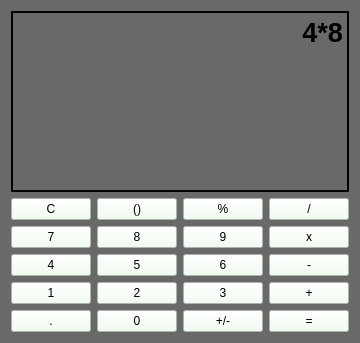
Qt form awesome_calculator_layout.ui (southernhacker56/AwesomeCalculator) before a commit.
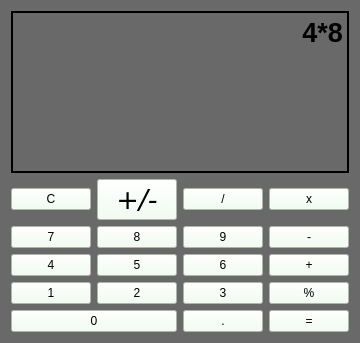
The same form after that commit.

Commit message: Refactoring contants,methods, and variables, update ui again, and add functionality to display numerical text in the textbox screen.

```diff
--- a/awesome_calculator_layout.ui
+++ b/awesome_calculator_layout.ui
@@ -71,49 +71,7 @@
        <property name="topMargin">
         <number>0</number>
        </property>
-       <item row="2" column="3">
-        <widget class="QPushButton" name="multiplicationButton">
-         <property name="baseSize">
-          <size>
-           <width>0</width>
-           <height>0</height>
-          </size>
-         </property>
-         <property name="focusPolicy">
-          <enum>Qt::StrongFocus</enum>
-         </property>
-         <property name="styleSheet">
-          <string notr="true">background-color: #F0FFF0;
-font: 75 oblique 20pt &quot;DejaVu Sans&quot;;</string>
-         </property>
-         <property name="text">
-          <string>x</string>
-         </property>
-        </widget>
-       </item>
-       <item row="3" column="3">
-        <widget class="QPushButton" name="substractButton">
-         <property name="styleSheet">
-          <string notr="true">background-color: #F0FFF0;;
-font: 75 oblique 20pt &quot;DejaVu Sans&quot;;</string>
-         </property>
-         <property name="text">
-          <string>-</string>
-         </property>
-        </widget>
-       </item>
-       <item row="1" column="3">
-        <widget class="QPushButton" name="divisonButton">
-         <property name="styleSheet">
-          <string notr="true">background-color: #F0FFF0;
-font: 75 oblique 20pt &quot;DejaVu Sans&quot;;</string>
-         </property>
-         <property name="text">
-          <string>/</string>
-         </property>
-        </widget>
-       </item>
-       <item row="2" column="2">
+       <item row="3" column="4">
         <widget class="QPushButton" name="number9Button">
          <property name="styleSheet">
           <string notr="true">background-color: #F0FFF0;
@@ -124,7 +82,33 @@
          </property>
         </widget>
        </item>
-       <item row="3" column="2">
+       <item row="6" column="4">
+        <widget class="QPushButton" name="pushButton_11">
+         <property name="styleSheet">
+          <string notr="true">background-color: #F0FFF0;;
+font: 75 oblique 20pt &quot;DejaVu Sans&quot;;</string>
+         </property>
+         <property name="text">
+          <string>.</string>
+         </property>
+         <property name="iconSize">
+          <size>
+           <width>24</width>
+           <height>24</height>
+          </size>
+         </property>
+         <property name="autoDefault">
+          <bool>false</bool>
+         </property>
+         <property name="default">
+          <bool>false</bool>
+         </property>
+         <property name="flat">
+          <bool>false</bool>
+         </property>
+        </widget>
+       </item>
+       <item row="4" column="4">
         <widget class="QPushButton" name="number6Button">
          <property name="styleSheet">
           <string notr="true">background-color: #F0FFF0;;
@@ -135,18 +119,7 @@
          </property>
         </widget>
        </item>
-       <item row="3" column="0">
-        <widget class="QPushButton" name="number4Button">
-         <property name="styleSheet">
-          <string notr="true">background-color: #F0FFF0;
-font: 75 oblique 20pt &quot;DejaVu Sans&quot;;</string>
-         </property>
-         <property name="text">
-          <string>4</string>
-         </property>
-        </widget>
-       </item>
-       <item row="4" column="1">
+       <item row="5" column="3">
         <widget class="QPushButton" name="number2Button">
          <property name="styleSheet">
           <string notr="true">background-color: #F0FFF0;;
@@ -157,8 +130,8 @@
          </property>
         </widget>
        </item>
-       <item row="5" column="3">
-        <widget class="QPushButton" name="equalButton">
+       <item row="6" column="5">
+        <widget class="QPushButton" name="solutionButton">
          <property name="styleSheet">
           <string notr="true">background-color: #F0FFF0;;
 font: 75 oblique 20pt &quot;DejaVu Sans&quot;;</string>
@@ -168,7 +141,18 @@
          </property>
         </widget>
        </item>
-       <item row="4" column="2">
+       <item row="2" column="2">
+        <widget class="QPushButton" name="clearButton">
+         <property name="styleSheet">
+          <string notr="true">background-color: #F0FFF0;
+font: 75 oblique 20pt &quot;DejaVu Sans&quot;;</string>
+         </property>
+         <property name="text">
+          <string>C</string>
+         </property>
+        </widget>
+       </item>
+       <item row="5" column="4">
         <widget class="QPushButton" name="number3Button">
          <property name="styleSheet">
           <string notr="true">background-color: #F0FFF0;;
@@ -179,27 +163,7 @@
          </property>
         </widget>
        </item>
-       <item row="4" column="0">
-        <widget class="QPushButton" name="number1Button">
-         <property name="styleSheet">
-          <string notr="true">background-color: #F0FFF0;;
-font: 75 oblique 20pt &quot;DejaVu Sans&quot;;</string>
-         </property>
-         <property name="text">
-          <string>1</string>
-         </property>
-         <property name="checkable">
-          <bool>false</bool>
-         </property>
-         <property name="checked">
-          <bool>false</bool>
-         </property>
-         <property name="autoDefault">
-          <bool>false</bool>
-         </property>
-        </widget>
-       </item>
-       <item row="3" column="1">
+       <item row="4" column="3">
         <widget class="QPushButton" name="number5Button">
          <property name="styleSheet">
           <string notr="true">font: 75 20pt &quot;Cantarell&quot;;background-color: #F0FFF0;</string>
@@ -209,18 +173,7 @@
          </property>
         </widget>
        </item>
-       <item row="4" column="3">
-        <widget class="QPushButton" name="plusButton">
-         <property name="styleSheet">
-          <string notr="true">background-color: #F0FFF0;;
-font: 75 oblique 20pt &quot;DejaVu Sans&quot;;</string>
-         </property>
-         <property name="text">
-          <string>+</string>
-         </property>
-        </widget>
-       </item>
-       <item row="2" column="1">
+       <item row="3" column="3">
         <widget class="QPushButton" name="number8Button">
          <property name="baseSize">
           <size>
@@ -237,55 +190,18 @@
          </property>
         </widget>
        </item>
-       <item row="5" column="0">
-        <widget class="QPushButton" name="pushButton_11">
+       <item row="2" column="4">
+        <widget class="QPushButton" name="divisonButton">
          <property name="styleSheet">
-          <string notr="true">background-color: #F0FFF0;;
-font: 75 oblique 20pt &quot;DejaVu Sans&quot;;</string>
-         </property>
-         <property name="text">
-          <string>.</string>
-         </property>
-         <property name="iconSize">
-          <size>
-           <width>24</width>
-           <height>24</height>
-          </size>
-         </property>
-         <property name="autoDefault">
-          <bool>false</bool>
-         </property>
-         <property name="default">
-          <bool>false</bool>
-         </property>
-         <property name="flat">
-          <bool>false</bool>
-         </property>
-        </widget>
-       </item>
-       <item row="1" column="2">
-        <widget class="QPushButton" name="percentButton">
-         <property name="styleSheet">
           <string notr="true">background-color: #F0FFF0;
 font: 75 oblique 20pt &quot;DejaVu Sans&quot;;</string>
          </property>
          <property name="text">
-          <string>%</string>
+          <string>/</string>
          </property>
         </widget>
        </item>
-       <item row="1" column="0">
-        <widget class="QPushButton" name="clearButton">
-         <property name="styleSheet">
-          <string notr="true">background-color: #F0FFF0;
-font: 75 oblique 20pt &quot;DejaVu Sans&quot;;</string>
-         </property>
-         <property name="text">
-          <string>C</string>
-         </property>
-        </widget>
-       </item>
-       <item row="5" column="1">
+       <item row="6" column="2" colspan="2">
         <widget class="QPushButton" name="number0Button">
          <property name="styleSheet">
           <string notr="true">background-color: #F0FFF0;;
@@ -296,7 +212,7 @@
          </property>
         </widget>
        </item>
-       <item row="2" column="0">
+       <item row="3" column="2">
         <widget class="QPushButton" name="number7Button">
          <property name="styleSheet">
           <string notr="true">background-color: #F0FFF0;
@@ -307,21 +223,103 @@
          </property>
         </widget>
        </item>
-       <item row="1" column="1">
-        <widget class="QPushButton" name="pushButton_2">
+       <item row="4" column="2">
+        <widget class="QPushButton" name="number4Button">
          <property name="styleSheet">
           <string notr="true">background-color: #F0FFF0;
 font: 75 oblique 20pt &quot;DejaVu Sans&quot;;</string>
          </property>
          <property name="text">
-          <string>()</string>
+          <string>4</string>
          </property>
         </widget>
        </item>
        <item row="5" column="2">
-        <widget class="QPushButton" name="signButton">
+        <widget class="QPushButton" name="number1Button">
          <property name="styleSheet">
           <string notr="true">background-color: #F0FFF0;;
+font: 75 oblique 20pt &quot;DejaVu Sans&quot;;</string>
+         </property>
+         <property name="text">
+          <string>1</string>
+         </property>
+         <property name="checkable">
+          <bool>false</bool>
+         </property>
+         <property name="checked">
+          <bool>false</bool>
+         </property>
+         <property name="autoDefault">
+          <bool>false</bool>
+         </property>
+        </widget>
+       </item>
+       <item row="2" column="5">
+        <widget class="QPushButton" name="multiplicationButton">
+         <property name="baseSize">
+          <size>
+           <width>0</width>
+           <height>0</height>
+          </size>
+         </property>
+         <property name="focusPolicy">
+          <enum>Qt::StrongFocus</enum>
+         </property>
+         <property name="styleSheet">
+          <string notr="true">background-color: #F0FFF0;
+font: 75 oblique 20pt &quot;DejaVu Sans&quot;;</string>
+         </property>
+         <property name="text">
+          <string>x</string>
+         </property>
+        </widget>
+       </item>
+       <item row="3" column="5">
+        <widget class="QPushButton" name="subtractionButton">
+         <property name="styleSheet">
+          <string notr="true">background-color: #F0FFF0;;
+font: 75 oblique 20pt &quot;DejaVu Sans&quot;;</string>
+         </property>
+         <property name="text">
+          <string>-</string>
+         </property>
+        </widget>
+       </item>
+       <item row="4" column="5">
+        <widget class="QPushButton" name="additionButton">
+         <property name="styleSheet">
+          <string notr="true">background-color: #F0FFF0;;
+font: 75 oblique 20pt &quot;DejaVu Sans&quot;;</string>
+         </property>
+         <property name="text">
+          <string>+</string>
+         </property>
+        </widget>
+       </item>
+       <item row="5" column="5">
+        <widget class="QPushButton" name="percentButton">
+         <property name="styleSheet">
+          <string notr="true">background-color: #F0FFF0;
+font: 75 oblique 20pt &quot;DejaVu Sans&quot;;</string>
+         </property>
+         <property name="text">
+          <string>%</string>
+         </property>
+        </widget>
+       </item>
+       <item row="2" column="3">
+        <widget class="QPushButton" name="inverseButton">
+         <property name="font">
+          <font>
+           <family>DejaVu Sans</family>
+           <pointsize>20</pointsize>
+           <weight>9</weight>
+           <italic>true</italic>
+           <bold>false</bold>
+          </font>
+         </property>
+         <property name="styleSheet">
+          <string notr="true">background-color: #F0FFF0;
 font: 75 oblique 20pt &quot;DejaVu Sans&quot;;</string>
          </property>
          <property name="text">
```
The commit also changes 3 other files.
